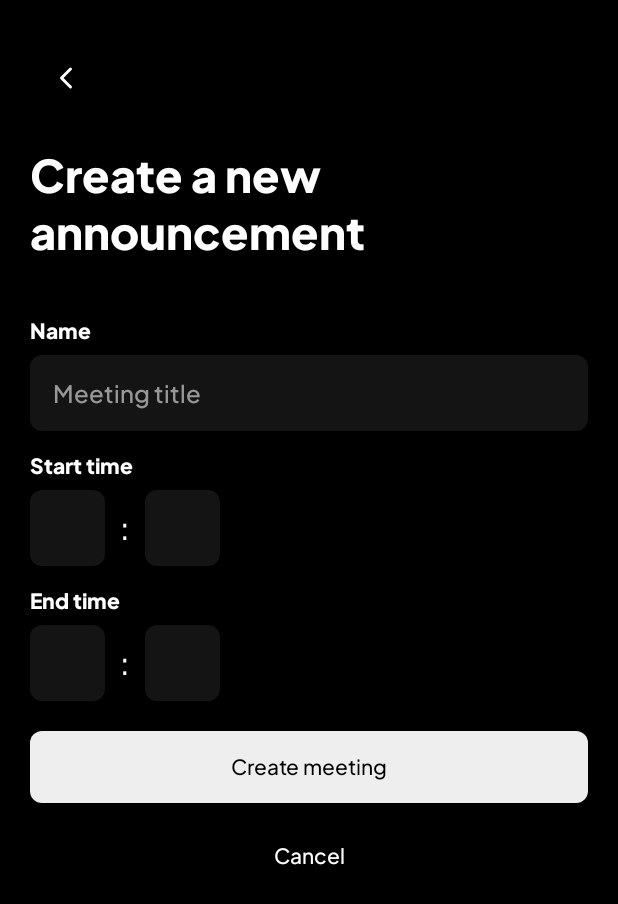
After one commit to kyeboard/classroom, an Android app built with Jetpack Compose: the NewAnnouncement screen opened directly, with no data from a screen before it, on a phone screen of 412 x 824 dp. The commit adds this screen. Shown: the top 904 px of the screen. Run offline under Robolectric (Android 15) with nearby library versions, the phone set to English and light mode, and no system bars.

Commit message:
Create new meeting page

```diff
--- a/app/build.gradle
+++ b/app/build.gradle
@@ -61,12 +61,14 @@ dependencies {
     implementation platform('androidx.compose:compose-bom:2022.10.00')
     implementation 'androidx.recyclerview:recyclerview:1.3.0'
     implementation 'com.google.android.material:material:1.9.0'
+    implementation platform('androidx.compose:compose-bom:2022.10.00')
     testImplementation 'junit:junit:4.13.2'
     androidTestImplementation 'androidx.test.ext:junit:1.1.5'
     androidTestImplementation 'androidx.test.espresso:espresso-core:3.5.1'
     androidTestImplementation platform('androidx.compose:compose-bom:2022.10.00')
     androidTestImplementation 'androidx.compose.ui:ui-test-junit4'
     androidTestImplementation platform('androidx.compose:compose-bom:2022.10.00')
+    androidTestImplementation platform('androidx.compose:compose-bom:2022.10.00')
     debugImplementation 'androidx.compose.ui:ui-tooling'
     debugImplementation 'androidx.compose.ui:ui-test-manifest'
 }
--- a/app/src/main/AndroidManifest.xml
+++ b/app/src/main/AndroidManifest.xml
@@ -12,6 +12,11 @@
         android:supportsRtl="true"
         android:theme="@style/Theme.Oxide"
         tools:targetApi="31">
+        <activity
+            android:name=".screens.NewAnnouncement"
+            android:exported="false"
+            android:label="@string/title_activity_new_announcement"
+            android:theme="@style/Theme.Oxide" />
         <activity
             android:name=".screens.Home"
             android:exported="false"
--- a/app/src/main/java/me/kyeboard/oxide/screens/Home.kt
+++ b/app/src/main/java/me/kyeboard/oxide/screens/Home.kt
@@ -1,7 +1,10 @@
 package me.kyeboard.oxide.screens
 
 import android.app.Activity
+import android.content.Intent
 import android.os.Bundle
+import android.widget.ImageButton
+import android.widget.Toast
 import androidx.activity.ComponentActivity
 import androidx.activity.compose.setContent
 import androidx.appcompat.app.AppCompatActivity
@@ -19,5 +22,13 @@ class Home : Activity() {
     override fun onCreate(savedInstanceState: Bundle?) {
         super.onCreate(savedInstanceState)
         setContentView(R.layout.activity_home)
+
+        findViewById<ImageButton>(R.id.open_new_class_popup).setOnClickListener {
+            // Create a new intent
+            val intent = Intent(this, NewAnnouncement::class.java)
+
+            // Start the intent
+            startActivity(intent)
+        }
     }
 }
--- /dev/null
+++ b/app/src/main/java/me/kyeboard/oxide/screens/NewAnnouncement.kt
@@ -0,0 +1,16 @@
+package me.kyeboard.oxide.screens
+
+import android.os.Bundle
+import android.text.InputFilter
+import android.widget.EditText
+import androidx.activity.ComponentActivity
+import me.kyeboard.oxide.R
+import me.kyeboard.oxide.utils.InputFilterMinMax
+
+
+class NewAnnouncement : ComponentActivity() {
+    override fun onCreate(savedInstanceState: Bundle?) {
+        super.onCreate(savedInstanceState)
+        setContentView(R.layout.activity_newannouncement)
+    }
+}
--- /dev/null
+++ b/app/src/main/java/me/kyeboard/oxide/utils/input_time_filter.kt
@@ -0,0 +1,41 @@
+package me.kyeboard.oxide.utils
+
+import android.text.InputFilter
+import android.text.Spanned
+
+
+class InputFilterMinMax : InputFilter {
+    private var min: Int
+    private var max: Int
+
+    constructor(min: Int, max: Int) {
+        this.min = min
+        this.max = max
+    }
+
+    constructor(min: String, max: String) {
+        this.min = min.toInt()
+        this.max = max.toInt()
+    }
+
+    override fun filter(
+        source: CharSequence,
+        start: Int,
+        end: Int,
+        dest: Spanned,
+        dstart: Int,
+        dend: Int
+    ): CharSequence {
+        try {
+            val input = (dest.toString() + source.toString()).toInt()
+            if (isInRange(min, max, input)) return input.toString()
+        } catch (_: NumberFormatException) {
+
+        }
+        return ""
+    }
+
+    private fun isInRange(a: Int, b: Int, c: Int): Boolean {
+        return if (b > a) c in a..b else c in b..a
+    }
+}
--- /dev/null
+++ b/app/src/main/res/drawable/back.xml
@@ -0,0 +1,13 @@
+<vector xmlns:android="http://schemas.android.com/apk/res/android"
+    android:width="24dp"
+    android:height="24dp"
+    android:viewportWidth="24"
+    android:viewportHeight="24">
+  <path
+      android:pathData="M15,18l-6,-6l6,-6"
+      android:strokeLineJoin="round"
+      android:strokeWidth="2"
+      android:fillColor="#00000000"
+      android:strokeColor="#000000"
+      android:strokeLineCap="round"/>
+</vector>
--- a/app/src/main/res/layout/activity_home.xml
+++ b/app/src/main/res/layout/activity_home.xml
@@ -39,7 +39,7 @@
         app:layout_constraintTop_toBottomOf="@+id/constraintLayout" />
 
     <ImageButton
-        android:id="@+id/new_class_popup"
+        android:id="@+id/open_new_class_popup"
         android:layout_width="50dp"
         android:layout_height="50dp"
         android:src="@drawable/plus"
@@ -48,7 +48,6 @@
         android:background="@drawable/rounded"
         app:flow_horizontalAlign="center"
         app:layout_constraintBottom_toBottomOf="parent"
-        app:layout_constraintEnd_toEndOf="parent" />
-
-
+        app:layout_constraintEnd_toEndOf="parent"
+        android:contentDescription="@string/action_button" />
 </androidx.constraintlayout.widget.ConstraintLayout>
--- /dev/null
+++ b/app/src/main/res/layout/activity_newannouncement.xml
@@ -0,0 +1,233 @@
+<?xml version="1.0" encoding="utf-8"?>
+<androidx.constraintlayout.widget.ConstraintLayout xmlns:android="http://schemas.android.com/apk/res/android"
+    xmlns:app="http://schemas.android.com/apk/res-auto"
+    xmlns:tools="http://schemas.android.com/tools"
+    android:layout_width="match_parent"
+    android:padding="20dp"
+    android:background="@color/black"
+    android:layout_height="match_parent">
+
+    <ImageButton
+        android:id="@+id/imageButton"
+        android:layout_width="wrap_content"
+        android:backgroundTint="#000000"
+        android:layout_marginTop="10dp"
+        android:layout_height="wrap_content"
+        app:layout_constraintStart_toStartOf="parent"
+        app:layout_constraintTop_toTopOf="parent"
+        android:src="@drawable/back"
+        android:tint="@color/white"
+        tools:ignore="UseAppTint" />
+
+    <TextView
+        android:id="@+id/textView3"
+        android:layout_width="wrap_content"
+        android:layout_height="wrap_content"
+        android:layout_marginTop="15dp"
+        android:fontFamily="@font/plusjakartasans_extrabold"
+        android:text="Create a new announcement"
+        android:textColor="@color/white"
+        android:textSize="30sp"
+        app:layout_constraintStart_toStartOf="parent"
+        app:layout_constraintTop_toBottomOf="@+id/imageButton" />
+
+    <TextView
+        android:id="@+id/textView4"
+        android:layout_width="wrap_content"
+        android:layout_height="wrap_content"
+        android:layout_marginTop="30dp"
+        android:text="Name"
+        android:textColor="@color/white"
+        android:fontFamily="@font/plusjakartasans_extrabold"
+        app:layout_constraintStart_toStartOf="parent"
+        app:layout_constraintTop_toBottomOf="@+id/textView3" />
+
+    <EditText
+        android:id="@+id/editTextText"
+        android:layout_width="match_parent"
+        android:layout_height="wrap_content"
+        android:layout_marginTop="5dp"
+        android:background="@drawable/rounded"
+        android:backgroundTint="#50444444"
+        android:ems="10"
+        android:fontFamily="@font/plusjakartasans_medium"
+        android:hint="Meeting title"
+        android:includeFontPadding="false"
+        android:inputType="text"
+        android:padding="15dp"
+        android:textColorHint="#90FFFFFF"
+        android:textSize="16sp"
+        app:layout_constraintStart_toStartOf="parent"
+        app:layout_constraintTop_toBottomOf="@+id/textView4" />
+
+    <TextView
+        android:id="@+id/textView5"
+        android:layout_width="wrap_content"
+        android:layout_height="wrap_content"
+        android:layout_marginTop="10dp"
+        android:fontFamily="@font/plusjakartasans_extrabold"
+        android:text="Start time"
+        android:textColor="@color/white"
+        app:layout_constraintStart_toStartOf="parent"
+        app:layout_constraintTop_toBottomOf="@+id/editTextText" />
+
+    <androidx.constraintlayout.widget.ConstraintLayout
+        android:id="@+id/constraintLayout2"
+        android:layout_width="match_parent"
+        android:layout_height="wrap_content"
+        android:layout_marginTop="5dp"
+        app:layout_constraintStart_toStartOf="parent"
+        app:layout_constraintTop_toBottomOf="@+id/textView5">
+
+        <EditText
+            android:id="@+id/start_time_hours"
+            android:layout_width="50dp"
+            android:layout_height="wrap_content"
+            android:background="@drawable/rounded"
+            android:backgroundTint="#50444444"
+            android:ems="10"
+            android:fontFamily="@font/plusjakartasans_medium"
+            android:includeFontPadding="false"
+            android:inputType="number"
+            android:padding="15dp"
+            android:textAlignment="center"
+            android:textColorHint="#90FFFFFF"
+            android:textSize="16sp"
+            app:layout_constraintStart_toStartOf="parent"
+            app:layout_constraintTop_toTopOf="parent" />
+
+        <TextView
+            android:id="@+id/textView6"
+            android:layout_width="wrap_content"
+            android:layout_height="wrap_content"
+            android:layout_marginHorizontal="10dp"
+            android:fontFamily="@font/plusjakartasans_medium"
+            android:includeFontPadding="false"
+            android:text=":"
+            android:textColor="@color/white"
+            android:textSize="20sp"
+            app:layout_constraintBottom_toBottomOf="parent"
+            app:layout_constraintStart_toEndOf="@+id/start_time_hours"
+            app:layout_constraintTop_toTopOf="parent" />
+
+        <EditText
+            android:id="@+id/start_time_minutes"
+            android:layout_width="50dp"
+            android:layout_height="wrap_content"
+            android:layout_marginLeft="10dp"
+            android:background="@drawable/rounded"
+            android:backgroundTint="#50444444"
+            android:ems="10"
+            android:fontFamily="@font/plusjakartasans_medium"
+            android:includeFontPadding="false"
+            android:inputType="number"
+            android:padding="15dp"
+            android:textAlignment="center"
+            android:textColorHint="#90FFFFFF"
+            android:textSize="16sp"
+            app:layout_constraintStart_toEndOf="@+id/textView6"
+            app:layout_constraintTop_toTopOf="parent" />
+    </androidx.constraintlayout.widget.ConstraintLayout>
+
+    <TextView
+        android:id="@+id/textView7"
+        android:layout_width="wrap_content"
+        android:layout_height="wrap_content"
+        android:layout_marginTop="10dp"
+        android:fontFamily="@font/plusjakartasans_extrabold"
+        android:text="End time"
+        android:textColor="@color/white"
+        app:layout_constraintStart_toStartOf="parent"
+        app:layout_constraintTop_toBottomOf="@+id/constraintLayout2" />
+
+    <androidx.constraintlayout.widget.ConstraintLayout
+        android:id="@+id/constraintLayout3"
+        android:layout_width="match_parent"
+        android:layout_height="wrap_content"
+        android:layout_marginTop="5dp"
+        app:layout_constraintStart_toStartOf="parent"
+        app:layout_constraintTop_toBottomOf="@+id/textView7">
+
+        <EditText
+            android:id="@+id/end_time_hours"
+            android:layout_width="50dp"
+            android:layout_height="wrap_content"
+            android:background="@drawable/rounded"
+            android:backgroundTint="#50444444"
+            android:ems="10"
+            android:fontFamily="@font/plusjakartasans_medium"
+            android:includeFontPadding="false"
+            android:inputType="number"
+            android:padding="15dp"
+            android:textAlignment="center"
+            android:textColorHint="#90FFFFFF"
+            android:textSize="16sp"
+            app:layout_constraintStart_toStartOf="parent"
+            app:layout_constraintTop_toTopOf="parent" />
+
+        <TextView
+            android:id="@+id/textView8"
+            android:layout_width="wrap_content"
+            android:layout_height="wrap_content"
+            android:layout_marginHorizontal="10dp"
+            android:fontFamily="@font/plusjakartasans_medium"
+            android:includeFontPadding="false"
+            android:text=":"
+            android:textColor="@color/white"
+            android:textSize="20sp"
+            app:layout_constraintBottom_toBottomOf="parent"
+            app:layout_constraintStart_toEndOf="@+id/end_time_hours"
+            app:layout_constraintTop_toTopOf="parent" />
+
+        <EditText
+            android:id="@+id/end_time_minutes"
+            android:layout_width="50dp"
+            android:layout_height="wrap_content"
+            android:layout_marginLeft="10dp"
+            android:background="@drawable/rounded"
+            android:backgroundTint="#50444444"
+            android:ems="10"
+            android:fontFamily="@font/plusjakartasans_medium"
+            android:includeFontPadding="false"
+            android:inputType="number"
+            android:padding="15dp"
+            android:textAlignment="center"
+            android:textColorHint="#90FFFFFF"
+            android:textSize="16sp"
+            app:layout_constraintStart_toEndOf="@+id/textView8"
+            app:layout_constraintTop_toTopOf="parent" />
+    </androidx.constraintlayout.widget.ConstraintLayout>
+
+    <Button
+        android:id="@+id/button"
+        android:layout_width="match_parent"
+        android:textColor="@color/black"
+        android:layout_marginTop="20dp"
+        android:textAllCaps="false"
+        android:includeFontPadding="false"
+        android:fontFamily="@font/plusjakartasans_medium"
+        android:layout_height="wrap_content"
+        android:text="Create meeting"
+        android:background="@drawable/rounded"
+        android:backgroundTint="@color/white"
+        app:layout_constraintEnd_toEndOf="parent"
+        app:layout_constraintStart_toStartOf="parent"
+        app:layout_constraintTop_toBottomOf="@+id/constraintLayout3" />
+
+    <Button
+        android:id="@+id/destroy_self"
+        android:layout_width="match_parent"
+        android:layout_height="wrap_content"
+        android:background="@drawable/rounded"
+        android:backgroundTint="#00000000"
+        android:fontFamily="@font/plusjakartasans_medium"
+        android:text="Cancel"
+        android:layout_marginTop="10dp"
+        android:textAllCaps="false"
+        android:textColor="@color/white"
+        app:layout_constraintEnd_toEndOf="parent"
+        app:layout_constraintHorizontal_bias="0.0"
+        app:layout_constraintStart_toStartOf="parent"
+        app:layout_constraintTop_toBottomOf="@+id/button" />
+
+</androidx.constraintlayout.widget.ConstraintLayout>
--- a/app/src/main/res/values/strings.xml
+++ b/app/src/main/res/values/strings.xml
@@ -5,4 +5,6 @@
     <string name="app_title">Bridging the gap between students and teachers</string>
     <string name="title_activity_home">Home</string>
     <string name="create_new_class">Create new class</string>
+    <string name="action_button">Action Button</string>
+    <string name="title_activity_new_announcement">NewAnnouncement</string>
 </resources>
--- a/app/src/main/res/values/themes.xml
+++ b/app/src/main/res/values/themes.xml
@@ -1,5 +1,6 @@
 <?xml version="1.0" encoding="utf-8"?>
 <resources>
+
     <style name="Theme.Oxide" parent="Theme.AppCompat">
         <item name="android:statusBarColor">@color/black</item>
     </style>
```
